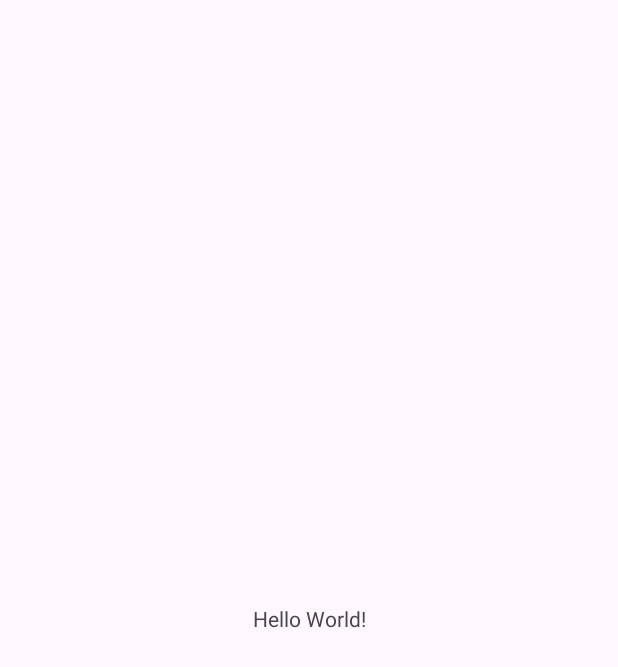
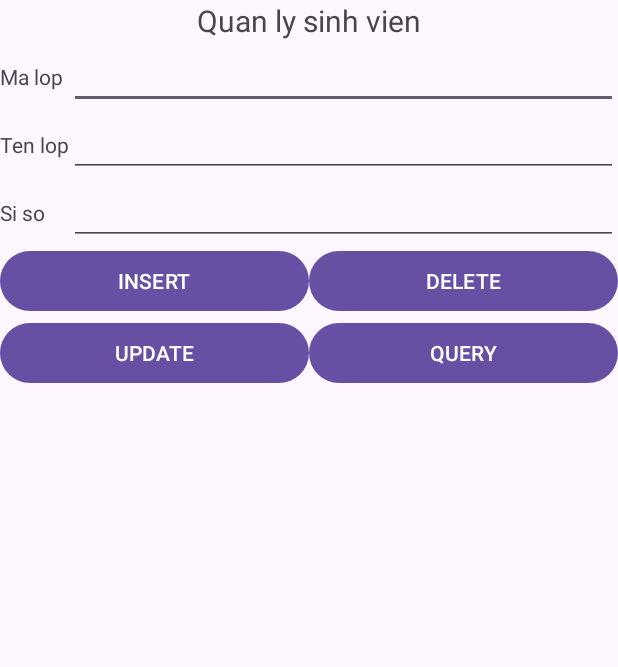
Before and after one commit to Davidpham310/CSE_PRACTICE, an Android app: the screen it shows after launch (MainActivity), on a phone screen of 412 x 824 dp. Before the commit the part shown is almost empty. Shown: the top 667 px of the screen. Run offline under Robolectric (Android 15) with nearby library versions, the light colour scheme and no system bars.

Commit message:
Complete Interface

```diff
--- a/Ex21/app/src/main/res/layout/activity_main.xml
+++ b/Ex21/app/src/main/res/layout/activity_main.xml
@@ -8,12 +8,100 @@
     tools:context=".MainActivity">
 
     <TextView
-        android:layout_width="wrap_content"
+        android:id="@+id/textView"
+        android:layout_width="match_parent"
         android:layout_height="wrap_content"
-        android:text="Hello World!"
-        app:layout_constraintBottom_toBottomOf="parent"
-        app:layout_constraintEnd_toEndOf="parent"
-        app:layout_constraintStart_toStartOf="parent"
-        app:layout_constraintTop_toTopOf="parent" />
+        android:text="Quan ly sinh vien"
+        android:textAlignment="center"
+        android:textSize="20sp"
+        app:layout_constraintTop_toTopOf="parent"
+        tools:ignore="HardcodedText" />
+
+    <TableLayout
+        android:id="@+id/tableLayout"
+        android:layout_width="match_parent"
+        android:layout_height="wrap_content"
+        android:stretchColumns="1"
+        app:layout_constraintTop_toBottomOf="@+id/textView">
+
+        <TableRow>
+
+            <TextView
+                android:layout_width="wrap_content"
+                android:layout_height="wrap_content"
+                android:text="Ma lop" />
+
+            <EditText
+                android:layout_width="wrap_content"
+                android:layout_height="wrap_content" />
+        </TableRow>
+
+        <TableRow>
+
+            <TextView
+                android:layout_width="wrap_content"
+                android:layout_height="wrap_content"
+                android:text="Ten lop" />
+
+            <EditText
+                android:layout_width="wrap_content"
+                android:layout_height="wrap_content" />
+        </TableRow>
+
+        <TableRow>
+
+            <TextView
+                android:layout_width="wrap_content"
+                android:layout_height="wrap_content"
+                android:text="Si so" />
+
+            <EditText
+                android:layout_width="wrap_content"
+                android:layout_height="wrap_content" />
+        </TableRow>
+    </TableLayout>
+
+    <LinearLayout
+        android:id="@+id/linearLayout"
+        android:layout_width="match_parent"
+        android:layout_height="wrap_content"
+        app:layout_constraintTop_toBottomOf="@+id/tableLayout">
+
+        <Button
+            android:layout_width="0dp"
+            android:layout_height="wrap_content"
+            android:layout_weight="1"
+            android:text="INSERT" />
+
+        <Button
+            android:layout_width="0dp"
+            android:layout_height="wrap_content"
+            android:layout_weight="1"
+            android:text="DELETE" />
+    </LinearLayout>
+
+    <LinearLayout
+        android:id="@+id/linearLayout2"
+        android:layout_width="match_parent"
+        android:layout_height="wrap_content"
+        app:layout_constraintTop_toBottomOf="@+id/linearLayout">
+
+        <Button
+            android:layout_width="0dp"
+            android:layout_height="wrap_content"
+            android:layout_weight="1"
+            android:text="UPDATE" />
+
+        <Button
+            android:layout_width="0dp"
+            android:layout_height="wrap_content"
+            android:layout_weight="1"
+            android:text="QUERY" />
+    </LinearLayout>
+
+    <ListView
+        android:layout_width="match_parent"
+        android:layout_height="wrap_content"
+        app:layout_constraintTop_toBottomOf="@+id/linearLayout2" />
 
 </androidx.constraintlayout.widget.ConstraintLayout>
```
